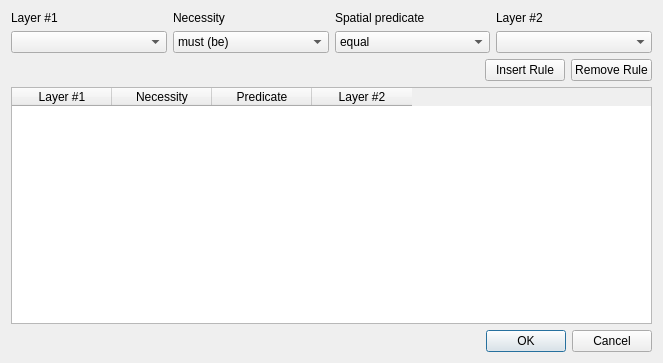
dsgoficial/DsgTools, file ValidationTools/rules_editor.ui: the form before one commit.
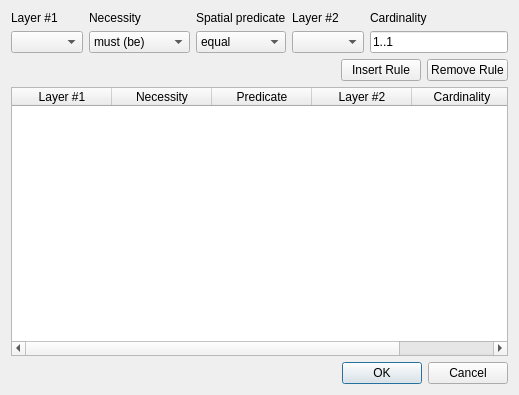
The form after the commit.

Commit message: New sql to work with restrictions with cardinality

Diff of the .ui file:
```diff
--- a/ValidationTools/rules_editor.ui
+++ b/ValidationTools/rules_editor.ui
@@ -6,15 +6,15 @@
    <rect>
     <x>0</x>
     <y>0</y>
-    <width>663</width>
-    <height>363</height>
+    <width>519</width>
+    <height>395</height>
    </rect>
   </property>
   <property name="windowTitle">
    <string>Validation Rules</string>
   </property>
   <layout class="QGridLayout" name="gridLayout">
-   <item row="0" column="0">
+   <item row="0" column="0" colspan="3">
     <layout class="QHBoxLayout" name="horizontalLayout">
      <item>
       <layout class="QVBoxLayout" name="verticalLayout">
@@ -134,50 +134,57 @@
        </item>
       </layout>
      </item>
+     <item>
+      <layout class="QVBoxLayout" name="verticalLayout_5">
+       <item>
+        <widget class="QLabel" name="label_6">
+         <property name="text">
+          <string>Cardinality</string>
+         </property>
+        </widget>
+       </item>
+       <item>
+        <widget class="QLineEdit" name="cardinalityEdit">
+         <property name="inputMask">
+          <string>9..9; </string>
+         </property>
+         <property name="text">
+          <string>1..1</string>
+         </property>
+        </widget>
+       </item>
+      </layout>
+     </item>
     </layout>
    </item>
    <item row="1" column="0">
-    <layout class="QHBoxLayout" name="horizontalLayout_2">
-     <item>
       <spacer name="horizontalSpacer">
        <property name="orientation">
         <enum>Qt::Horizontal</enum>
        </property>
        <property name="sizeHint" stdset="0">
         <size>
-         <width>268</width>
+       <width>317</width>
          <height>20</height>
         </size>
        </property>
       </spacer>
      </item>
-     <item>
+   <item row="1" column="1">
       <widget class="QPushButton" name="insertRuleButton">
        <property name="text">
         <string>Insert Rule</string>
        </property>
       </widget>
      </item>
-     <item>
+   <item row="1" column="2">
       <widget class="QPushButton" name="removeRuleButton">
        <property name="text">
         <string>Remove Rule</string>
        </property>
       </widget>
      </item>
-    </layout>
-   </item>
-   <item row="3" column="0">
-    <widget class="QDialogButtonBox" name="buttonBox">
-     <property name="orientation">
-      <enum>Qt::Horizontal</enum>
-     </property>
-     <property name="standardButtons">
-      <set>QDialogButtonBox::Cancel|QDialogButtonBox::Ok</set>
-     </property>
-    </widget>
-   </item>
-   <item row="2" column="0">
+   <item row="2" column="0" colspan="3">
     <widget class="QTableWidget" name="tableWidget">
      <property name="editTriggers">
       <set>QAbstractItemView::NoEditTriggers</set>
@@ -208,6 +215,21 @@
        <string>Layer #2</string>
       </property>
      </column>
+     <column>
+      <property name="text">
+       <string>Cardinality</string>
+      </property>
+     </column>
+    </widget>
+   </item>
+   <item row="3" column="1" colspan="2">
+    <widget class="QDialogButtonBox" name="buttonBox">
+     <property name="orientation">
+      <enum>Qt::Horizontal</enum>
+     </property>
+     <property name="standardButtons">
+      <set>QDialogButtonBox::Cancel|QDialogButtonBox::Ok</set>
+     </property>
     </widget>
    </item>
   </layout>
```
Lines whose indentation alone changed are shown as unchanged. The commit also changes 6 other files.
